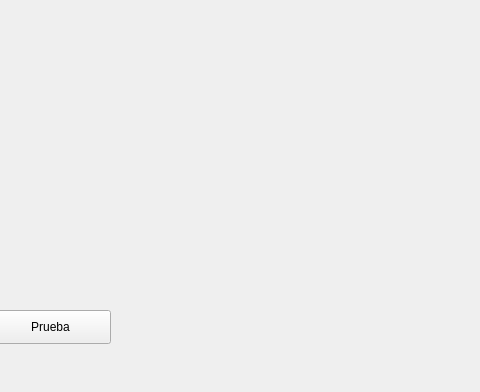
This is mainwindow.ui in danyr59/Simulador-de-Planificacion-de-procesos as Qt 5 draws it before an edit; both pictures show x 320 to 800 and y 0 to 392 of the 800 by 600 pixel window. The edited form follows.
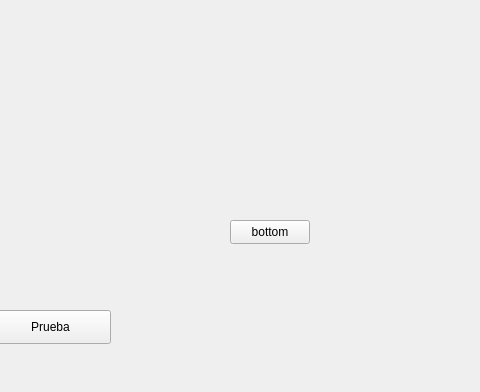
This is the edited form.

What changed in the file:
```diff
--- a/mainwindow.ui
+++ b/mainwindow.ui
@@ -40,6 +40,19 @@
      <string>TextLabel</string>
     </property>
    </widget>
+   <widget class="QPushButton" name="bottom2">
+    <property name="geometry">
+     <rect>
+      <x>550</x>
+      <y>220</y>
+      <width>80</width>
+      <height>24</height>
+     </rect>
+    </property>
+    <property name="text">
+     <string>bottom</string>
+    </property>
+   </widget>
   </widget>
   <widget class="QMenuBar" name="menubar">
    <property name="geometry">
```
Left out of the diff: 2 changed lines with no effect on the pictures.
